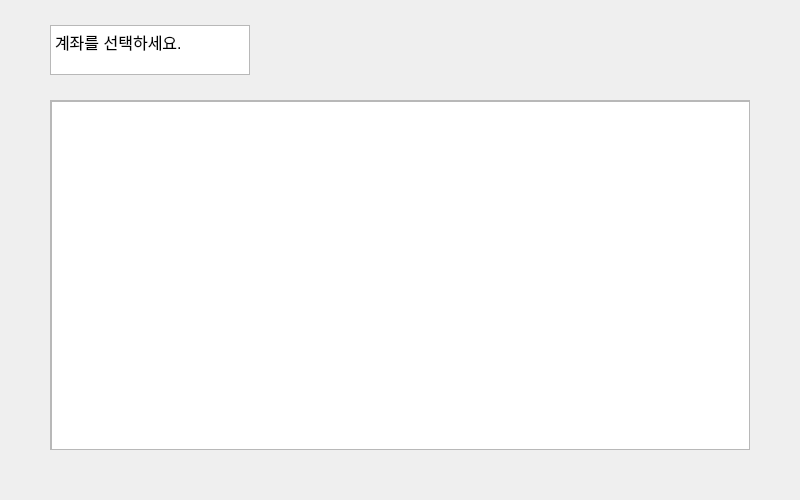
This is account-list.ui in Veda-Qt/project as Qt 5 draws it before an edit. The edited form follows.
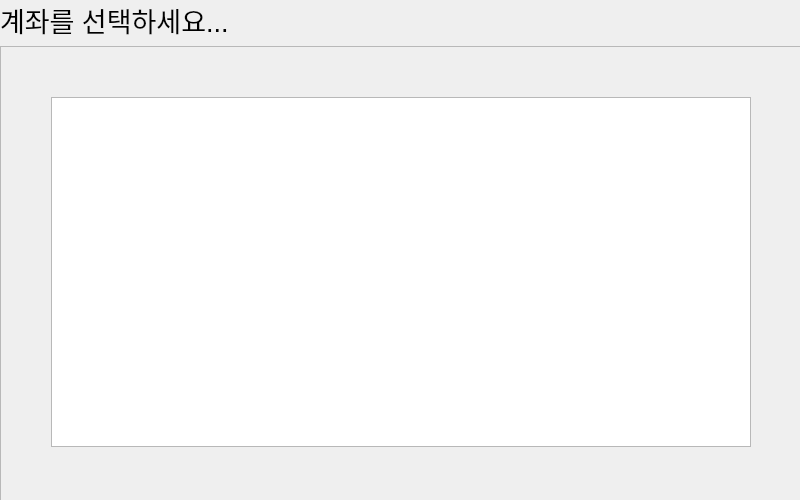
This is the edited form.

Patch:
```diff
--- a/account-list.ui
+++ b/account-list.ui
@@ -13,40 +13,39 @@
   <property name="windowTitle">
    <string>Form</string>
   </property>
-  <widget class="QTextEdit" name="textEdit">
+  <widget class="QWidget" name="verticalLayoutWidget">
    <property name="geometry">
     <rect>
-     <x>50</x>
-     <y>25</y>
-     <width>200</width>
-     <height>50</height>
+     <x>0</x>
+     <y>0</y>
+     <width>801</width>
+     <height>501</height>
     </rect>
+   </property>
+   <layout class="QVBoxLayout" name="vlay1" stretch="0,0">
+    <property name="sizeConstraint">
+     <enum>QLayout::SizeConstraint::SetNoConstraint</enum>
+    </property>
+    <property name="leftMargin">
+     <number>0</number>
+    </property>
+    <item>
+     <widget class="QLabel" name="lbl_acnt">
+      <property name="enabled">
+       <bool>true</bool>
    </property>
    <property name="font">
     <font>
-     <pointsize>11</pointsize>
-    </font>
-   </property>
-   <property name="html">
-    <string>&lt;!DOCTYPE HTML PUBLIC &quot;-//W3C//DTD HTML 4.0//EN&quot; &quot;http://www.w3.org/TR/REC-html40/strict.dtd&quot;&gt;
-&lt;html&gt;&lt;head&gt;&lt;meta name=&quot;qrichtext&quot; content=&quot;1&quot; /&gt;&lt;meta charset=&quot;utf-8&quot; /&gt;&lt;style type=&quot;text/css&quot;&gt;
-p, li { white-space: pre-wrap; }
-hr { height: 1px; border-width: 0; }
-li.unchecked::marker { content: &quot;\2610&quot;; }
-li.checked::marker { content: &quot;\2612&quot;; }
-&lt;/style&gt;&lt;/head&gt;&lt;body style=&quot; font-family:'맑은 고딕'; font-size:11pt; font-weight:400; font-style:normal;&quot;&gt;
-&lt;p style=&quot; margin-top:0px; margin-bottom:0px; margin-left:0px; margin-right:0px; -qt-block-indent:0; text-indent:0px;&quot;&gt;&lt;span style=&quot; font-size:12pt;&quot;&gt;계좌를 선택하세요.&lt;/span&gt;&lt;/p&gt;&lt;/body&gt;&lt;/html&gt;</string>
-   </property>
-  </widget>
-  <widget class="QScrollArea" name="scrollArea">
-   <property name="geometry">
-    <rect>
-     <x>50</x>
-     <y>100</y>
-     <width>700</width>
-     <height>350</height>
-    </rect>
-   </property>
+        <pointsize>20</pointsize>
+       </font>
+      </property>
+      <property name="text">
+       <string>계좌를 선택하세요...</string>
+      </property>
+     </widget>
+    </item>
+    <item>
+     <widget class="QScrollArea" name="scrlarea_acnt">
    <property name="widgetResizable">
     <bool>true</bool>
    </property>
@@ -55,21 +54,24 @@
      <rect>
       <x>0</x>
       <y>0</y>
-      <width>698</width>
-      <height>348</height>
-     </rect>
-    </property>
-    <widget class="QListView" name="listView">
+         <width>797</width>
+         <height>446</height>
+        </rect>
+       </property>
+       <widget class="QListView" name="lview_acnt">
      <property name="geometry">
       <rect>
-       <x>0</x>
-       <y>0</y>
-       <width>750</width>
+          <x>50</x>
+          <y>50</y>
+          <width>700</width>
        <height>350</height>
       </rect>
      </property>
     </widget>
    </widget>
+     </widget>
+    </item>
+   </layout>
   </widget>
  </widget>
  <resources/>
```
Left out of the diff: 4 changed lines with no effect on the pictures. Lines whose indentation alone changed are shown as unchanged.
